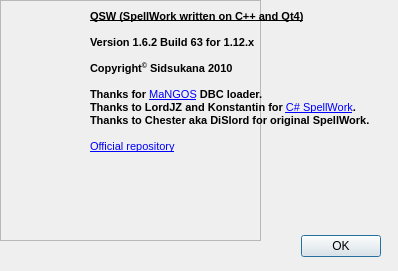
Old version of the form QSW/AboutFormUI.ui in the repository sidsukana/QSpellWork.
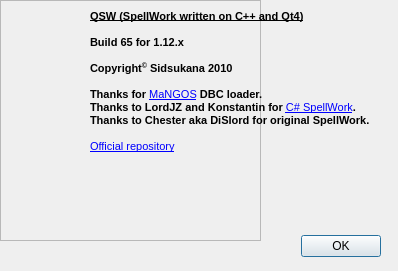
New version of the form. Icons and pictures are not drawn.

The edit to the form file:
```diff
--- a/QSW/AboutFormUI.ui
+++ b/QSW/AboutFormUI.ui
@@ -83,7 +83,7 @@
 &lt;/style&gt;&lt;/head&gt;&lt;body style=&quot; font-family:'MS Shell Dlg 2'; font-size:8.25pt; font-weight:400; font-style:normal;&quot;&gt;
 &lt;p style=&quot; margin-top:0px; margin-bottom:0px; margin-left:0px; margin-right:0px; -qt-block-indent:0; text-indent:0px;&quot;&gt;&lt;span style=&quot; font-size:8pt; font-weight:600; text-decoration: underline;&quot;&gt;QSW (SpellWork written on C++ and Qt4)&lt;/span&gt;&lt;/p&gt;
 &lt;p style=&quot;-qt-paragraph-type:empty; margin-top:0px; margin-bottom:0px; margin-left:0px; margin-right:0px; -qt-block-indent:0; text-indent:0px; font-size:8pt; font-weight:600;&quot;&gt;&lt;/p&gt;
-&lt;p style=&quot; margin-top:0px; margin-bottom:0px; margin-left:0px; margin-right:0px; -qt-block-indent:0; text-indent:0px;&quot;&gt;&lt;span style=&quot; font-size:8pt; font-weight:600;&quot;&gt;Version 1.6.2 Build 63 for 1.12.x&lt;/span&gt;&lt;/p&gt;
+&lt;p style=&quot; margin-top:0px; margin-bottom:0px; margin-left:0px; margin-right:0px; -qt-block-indent:0; text-indent:0px;&quot;&gt;&lt;span style=&quot; font-size:8pt; font-weight:600;&quot;&gt;Build 65 for 1.12.x&lt;/span&gt;&lt;/p&gt;
 &lt;p style=&quot;-qt-paragraph-type:empty; margin-top:0px; margin-bottom:0px; margin-left:0px; margin-right:0px; -qt-block-indent:0; text-indent:0px; font-size:8pt; font-weight:600;&quot;&gt;&lt;/p&gt;
 &lt;p style=&quot; margin-top:0px; margin-bottom:0px; margin-left:0px; margin-right:0px; -qt-block-indent:0; text-indent:0px;&quot;&gt;&lt;span style=&quot; font-size:8pt; font-weight:600;&quot;&gt;Copyright&lt;/span&gt;&lt;span style=&quot; font-size:8pt; font-weight:600; vertical-align:super;&quot;&gt;©&lt;/span&gt;&lt;span style=&quot; font-size:8pt; font-weight:600;&quot;&gt; Sidsukana 2010&lt;/span&gt;&lt;/p&gt;
 &lt;p style=&quot;-qt-paragraph-type:empty; margin-top:0px; margin-bottom:0px; margin-left:0px; margin-right:0px; -qt-block-indent:0; text-indent:0px; font-size:8pt; font-weight:600;&quot;&gt;&lt;/p&gt;
```
